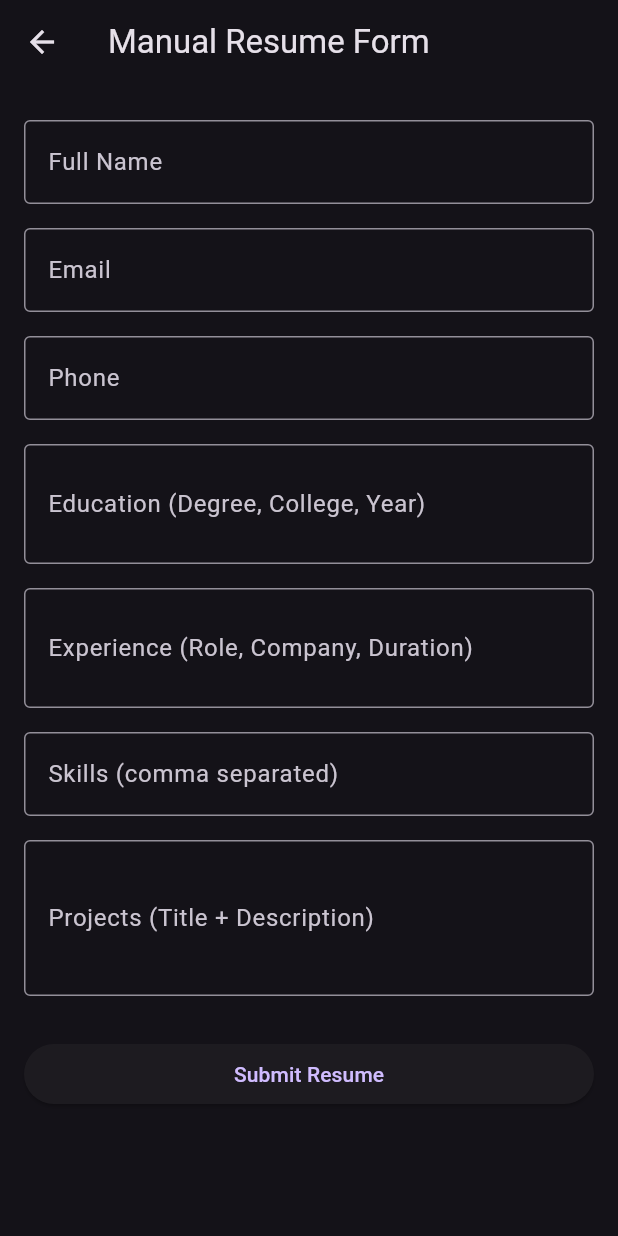
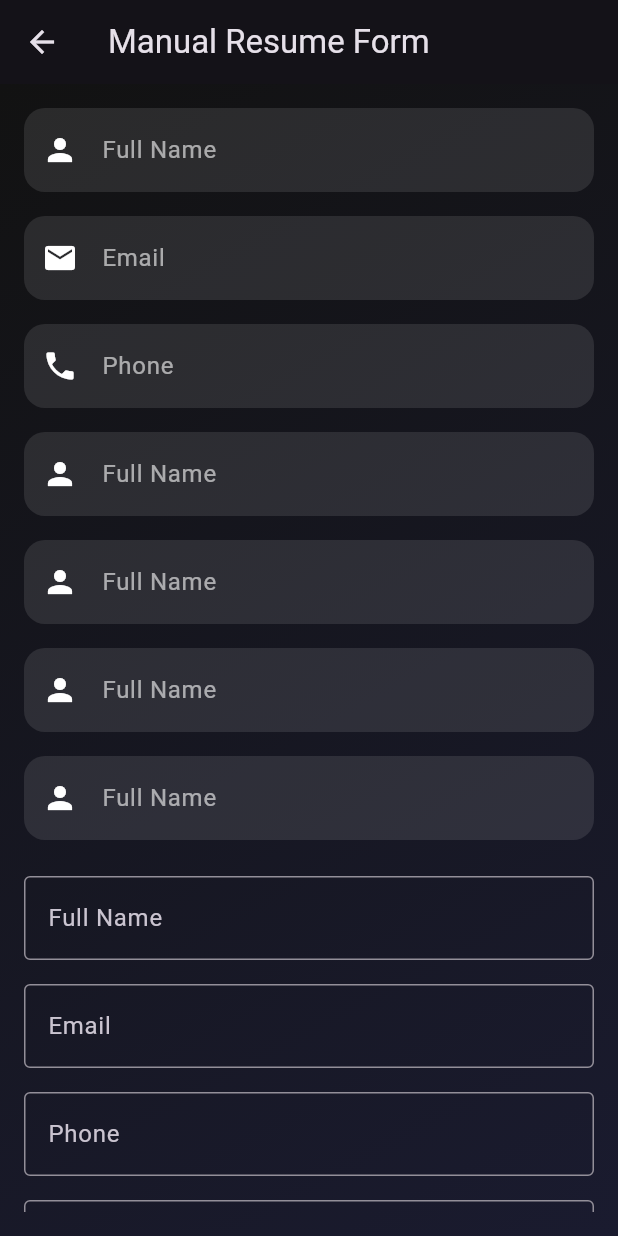
Before and after one commit to arrohisrivastava0/SynthCV, a Flutter app: the ManualResumeForm screen opened directly, on a phone screen of 412 x 824 dp. Run offline on Flutter 3.47's test engine with Material 3 defaults, Android fonts, the phone set to English and light mode, and no system bars; our stand-ins replace file_picker, google_sign_in, hive, supabase_flutter; accounts and stored records are empty; Roboto replaces fonts that are missing (Montserrat).

Commit message:
Improved UI

```diff
--- a/lib/resume/manual_resume_form.dart
+++ b/lib/resume/manual_resume_form.dart
@@ -61,12 +61,32 @@ class _ManualResumeFormState extends State<ManualResumeForm> {
   Widget build(BuildContext context) {
     return Scaffold(
       appBar: AppBar(title: const Text('Manual Resume Form')),
-      body: Padding(
+      body: Container(
+        width: double.infinity,
+        height: double.infinity,
+        decoration: const BoxDecoration(
+          gradient: LinearGradient(
+            colors: [
+              Color(0xFF121212), // deep dark base
+              Color(0xFF1A1B2F), // subtle bluish tone
+            ],
+            begin: Alignment.topLeft,
+            end: Alignment.bottomRight,
+          ),
+        ),
+        child: Padding(
           padding: const EdgeInsets.all(16),
           child: Form(
             key: _formKey,
             child: ListView(
               children: [
+                _buildInputField(icon: Icons.person, hint: 'Full Name', controller: nameController),
+                _buildInputField(icon: Icons.email, hint: 'Email', controller: emailController),
+                _buildInputField(icon: Icons.phone, hint: 'Phone', controller: phoneController),
+                _buildInputField(icon: Icons.person, hint: 'Full Name', controller: nameController),
+                _buildInputField(icon: Icons.person, hint: 'Full Name', controller: nameController),
+                _buildInputField(icon: Icons.person, hint: 'Full Name', controller: nameController),
+                _buildInputField(icon: Icons.person, hint: 'Full Name', controller: nameController),
                 textField(nameController, 'Full Name'),
                 textField(emailController, 'Email'),
                 textField(phoneController, 'Phone'),
@@ -83,6 +103,26 @@ class _ManualResumeFormState extends State<ManualResumeForm> {
                 ),
               ],
             ),
+          ),
+        ),
+      ),
+    );
+  }
+
+  Widget _buildInputField({required IconData icon, required String hint, required TextEditingController controller}) {
+    return Padding(
+        padding: const EdgeInsets.only(bottom: 16.0),
+      child: TextField(
+        controller: controller,
+        obscureText: false,
+        style: const TextStyle(color: Colors.white),
+        decoration: InputDecoration(
+          prefixIcon: Icon(icon, color: Colors.white),
+          hintText: hint,
+          hintStyle: const TextStyle(color: Colors.white60),
+          filled: true,
+          fillColor: Colors.white.withOpacity(0.1),
+          border: OutlineInputBorder(borderRadius: BorderRadius.circular(14), borderSide: BorderSide.none),
         ),
       ),
     );
```
Lines whose indentation alone changed are shown as unchanged.
